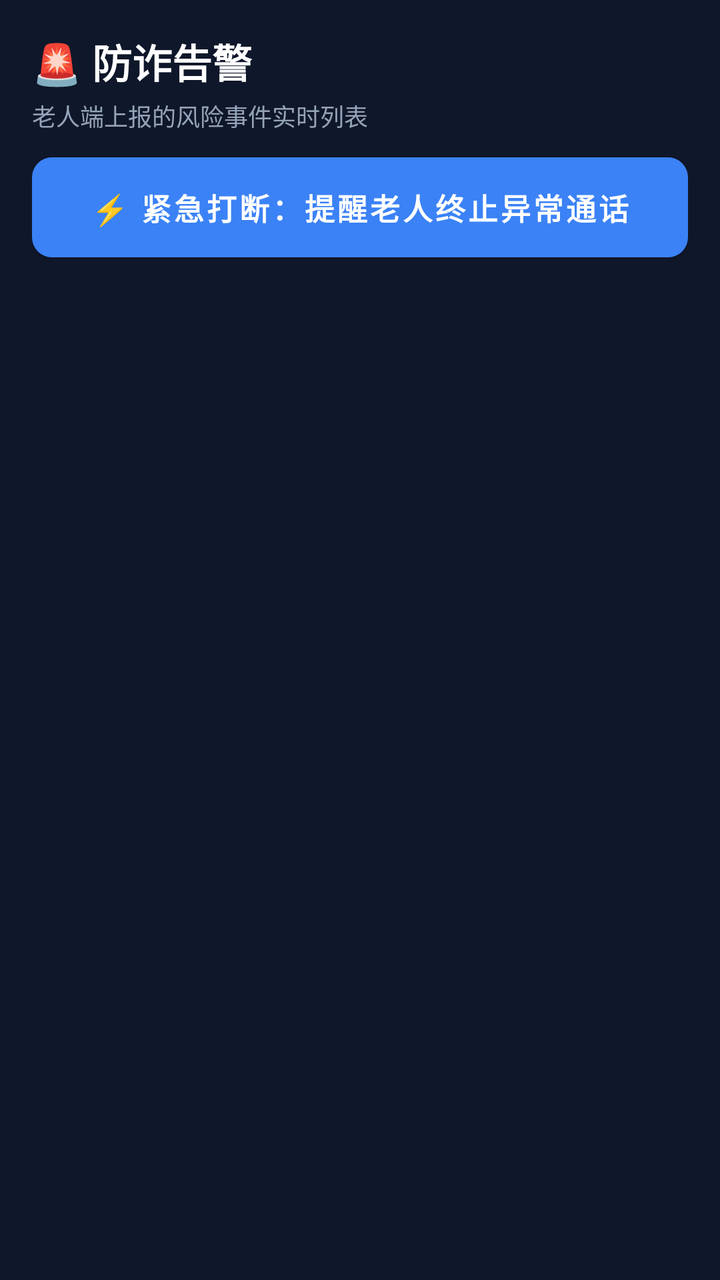
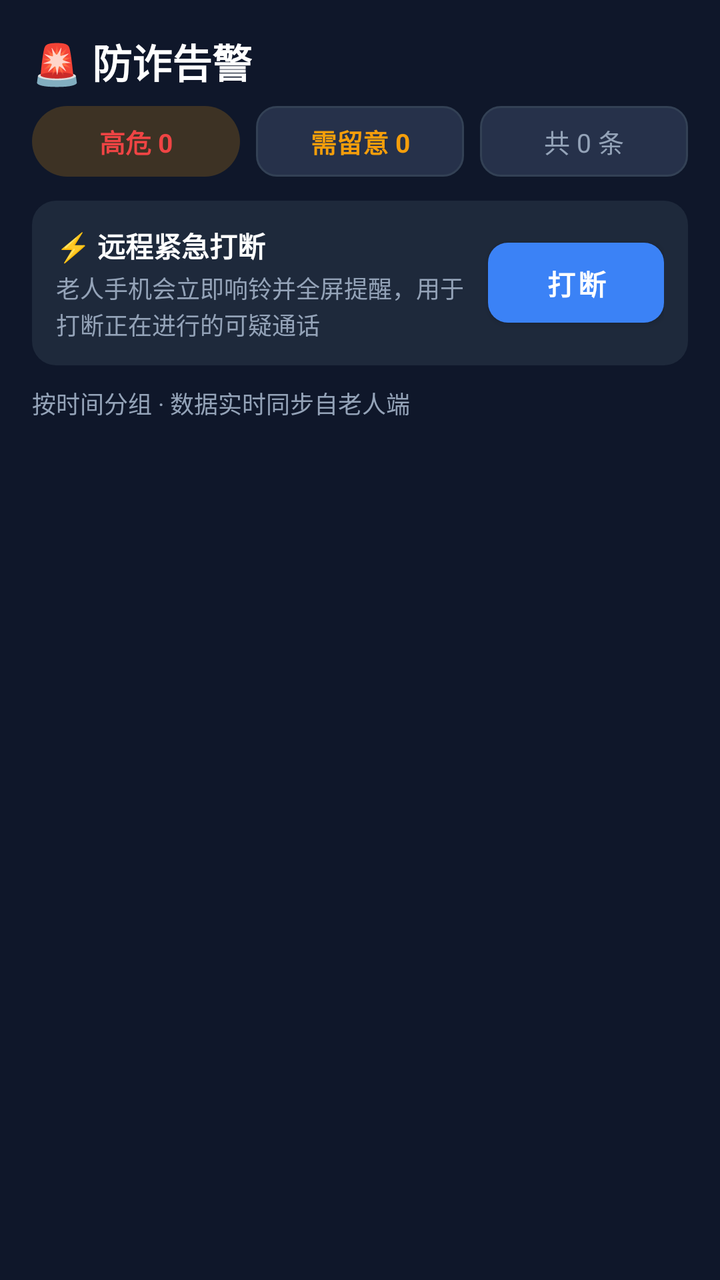

The first picture is an Android layout as it rendered before a commit; the second is the same layout after the commit. The layout source and the unified diff follow.
<!-- AndroidManifest.xml: application theme Theme.AntiFraudGuard -->
<!-- res/layout/fragment_family_alerts.xml -->
<?xml version="1.0" encoding="utf-8"?>
<LinearLayout xmlns:android="http://schemas.android.com/apk/res/android"
    android:layout_width="match_parent"
    android:layout_height="match_parent"
    android:background="?attr/appBg"
    android:orientation="vertical"
    android:padding="16dp">

    <TextView
        android:layout_width="wrap_content"
        android:layout_height="wrap_content"
        android:text="🚨 防诈告警"
        android:textColor="?attr/appText"
        android:textSize="20sp"
        android:textStyle="bold" />

    <TextView
        android:id="@+id/tv_alerts_summary"
        android:layout_width="wrap_content"
        android:layout_height="wrap_content"
        android:layout_marginTop="4dp"
        android:text="老人端上报的风险事件实时列表"
        android:textColor="?attr/appTextDim"
        android:textSize="12sp" />

    <Button
        android:id="@+id/btn_interrupt"
        android:layout_width="match_parent"
        android:layout_height="50dp"
        android:layout_marginTop="12dp"
        android:background="@drawable/bg_btn_danger"
        android:text="⚡ 紧急打断：提醒老人终止异常通话"
        android:textColor="#FFFFFF"
        android:textSize="15sp"
        android:textStyle="bold" />

    <TextView
        android:id="@+id/tv_alerts_empty"
        android:layout_width="match_parent"
        android:layout_height="wrap_content"
        android:layout_marginTop="40dp"
        android:gravity="center"
        android:text="暂无风险事件\n绑定老人后，这里会实时展示风险动态"
        android:textColor="?attr/appTextDim"
        android:textSize="14sp"
        android:visibility="gone" />

    <ListView
        android:id="@+id/lv_alert_events"
        android:layout_width="match_parent"
        android:layout_height="match_parent"
        android:layout_marginTop="12dp"
        android:divider="@null"
        android:dividerHeight="8dp" />

</LinearLayout>
<!-- resources referenced by this layout -->
<resources>
  <!-- drawable bg_btn_danger (drawable) -->
  <?xml version="1.0" encoding="utf-8"?>
  <shape xmlns:android="http://schemas.android.com/apk/res/android" android:shape="rectangle">
      <solid android:color="#EF4444" />
      <corners android:radius="10dp" />
  </shape>
  <style name="Theme.AntiFraudGuard" parent="Theme.MaterialComponents.NoActionBar">
          
          <item name="colorPrimary">@color/blue_500</item>
          <item name="colorPrimaryVariant">@color/blue_700</item>
          <item name="colorOnPrimary">@color/white</item>
          
          <item name="colorSecondary">@color/emerald_500</item>
          <item name="colorSecondaryVariant">@color/emerald_700</item>
          <item name="colorOnSecondary">@color/white</item>
  
          <item name="appBg">#0F172A</item>
          <item name="appCard">#1E293B</item>
          <item name="appCardAlt">#26314A</item>
          <item name="appText">#FFFFFF</item>
          <item name="appTextDim">#94A3B8</item>
          <item name="appDivider">#334155</item>
          <item name="appInputBg">#26314A</item>
          <item name="appInputText">#FFFFFF</item>
  
          
          <item name="android:statusBarColor">#0F172A</item>
          <item name="android:windowBackground">#0F172A</item>
          <item name="android:navigationBarColor">#0F172A</item>
      </style>
  <color name="blue_500">#3B82F6</color>
  <color name="blue_700">#1D4ED8</color>
  <color name="white">#FFFFFFFF</color>
  <color name="emerald_500">#10B981</color>
  <color name="emerald_700">#047857</color>
</resources>

<!-- the commit's change to res/layout/fragment_family_alerts.xml (unified diff, before → after) -->
@@ -14,25 +14,109 @@
         android:textSize="20sp"
         android:textStyle="bold" />
 
+    
+    <LinearLayout
+        android:layout_width="match_parent"
+        android:layout_height="wrap_content"
+        android:layout_marginTop="8dp"
+        android:orientation="horizontal">
+
+        <TextView
+            android:id="@+id/tv_count_high"
+            android:layout_width="0dp"
+            android:layout_height="wrap_content"
+            android:layout_weight="1"
+            android:background="@drawable/bg_pill_alert"
+            android:gravity="center"
+            android:paddingVertical="8dp"
+            android:text="高危 0"
+            android:textColor="#EF4444"
+            android:textSize="13sp"
+            android:textStyle="bold" />
+
+        <TextView
+            android:id="@+id/tv_count_mid"
+            android:layout_width="0dp"
+            android:layout_height="wrap_content"
+            android:layout_marginStart="8dp"
+            android:layout_weight="1"
+            android:background="@drawable/bg_meta_box"
+            android:gravity="center"
+            android:paddingVertical="8dp"
+            android:text="需留意 0"
+            android:textColor="#F59E0B"
+            android:textSize="13sp"
+            android:textStyle="bold" />
+
+        <TextView
+            android:id="@+id/tv_count_total"
+            android:layout_width="0dp"
+            android:layout_height="wrap_content"
+            android:layout_marginStart="8dp"
+            android:layout_weight="1"
+            android:background="@drawable/bg_meta_box"
+            android:gravity="center"
+            android:paddingVertical="8dp"
+            android:text="共 0 条"
+            android:textColor="?attr/appTextDim"
+            android:textSize="13sp" />
+    </LinearLayout>
+
+    
+    <LinearLayout
+        android:layout_width="match_parent"
+        android:layout_height="wrap_content"
+        android:layout_marginTop="12dp"
+        android:background="@drawable/bg_card"
+        android:gravity="center_vertical"
+        android:orientation="horizontal"
+        android:padding="12dp">
+
+        <LinearLayout
+            android:layout_width="0dp"
+            android:layout_height="wrap_content"
+            android:layout_weight="1"
+            android:orientation="vertical">
+
+            <TextView
+                android:layout_width="match_parent"
+                android:layout_height="wrap_content"
+                android:text="⚡ 远程紧急打断"
+                android:textColor="?attr/appText"
+                android:textSize="14sp"
+                android:textStyle="bold" />
+
+            <TextView
+                android:layout_width="match_parent"
+                android:layout_height="wrap_content"
+                android:layout_marginTop="2dp"
+                android:text="老人手机会立即响铃并全屏提醒，用于打断正在进行的可疑通话"
+                android:textColor="?attr/appTextDim"
+                android:textSize="12sp"
+                android:lineSpacingExtra="1dp" />
+        </LinearLayout>
+
+        <Button
+            android:id="@+id/btn_interrupt"
+            android:layout_width="wrap_content"
+            android:layout_height="40dp"
+            android:layout_marginStart="10dp"
+            android:background="@drawable/bg_btn_danger"
+            android:paddingHorizontal="16dp"
+            android:text="打断"
+            android:textColor="#FFFFFF"
+            android:textSize="14sp"
+            android:textStyle="bold" />
+    </LinearLayout>
+
     <TextView
         android:id="@+id/tv_alerts_summary"
         android:layout_width="wrap_content"
         android:layout_height="wrap_content"
-        android:layout_marginTop="4dp"
-        android:text="老人端上报的风险事件实时列表"
+        android:layout_marginTop="10dp"
+        android:text="按时间分组 · 数据实时同步自老人端"
         android:textColor="?attr/appTextDim"
         android:textSize="12sp" />
-
-    <Button
-        android:id="@+id/btn_interrupt"
-        android:layout_width="match_parent"
-        android:layout_height="50dp"
-        android:layout_marginTop="12dp"
-        android:background="@drawable/bg_btn_danger"
-        android:text="⚡ 紧急打断：提醒老人终止异常通话"
-        android:textColor="#FFFFFF"
-        android:textSize="15sp"
-        android:textStyle="bold" />
 
     <TextView
         android:id="@+id/tv_alerts_empty"
@@ -49,7 +133,7 @@
         android:id="@+id/lv_alert_events"
         android:layout_width="match_parent"
         android:layout_height="match_parent"
-        android:layout_marginTop="12dp"
+        android:layout_marginTop="8dp"
         android:divider="@null"
         android:dividerHeight="8dp" />
 
<!-- resource entries referenced after the edit -->
@@ -5,6 +5,25 @@
   <shape xmlns:android="http://schemas.android.com/apk/res/android" android:shape="rectangle">
       <solid android:color="#EF4444" />
       <corners android:radius="10dp" />
+  </shape>
+  <!-- drawable bg_card (drawable) -->
+  <?xml version="1.0" encoding="utf-8"?>
+  <shape xmlns:android="http://schemas.android.com/apk/res/android" android:shape="rectangle">
+      <solid android:color="?attr/appCard" />
+      <corners android:radius="12dp" />
+  </shape>
+  <!-- drawable bg_meta_box (drawable) -->
+  <?xml version="1.0" encoding="utf-8"?>
+  <shape xmlns:android="http://schemas.android.com/apk/res/android" android:shape="rectangle">
+      <solid android:color="?attr/appCardAlt" />
+      <stroke android:width="1dp" android:color="?attr/appDivider" />
+      <corners android:radius="10dp" />
+  </shape>
+  <!-- drawable bg_pill_alert (drawable) -->
+  <?xml version="1.0" encoding="utf-8"?>
+  <shape xmlns:android="http://schemas.android.com/apk/res/android" android:shape="rectangle">
+      <solid android:color="#33F59E0B" />
+      <corners android:radius="999dp" />
   </shape>
   <style name="Theme.AntiFraudGuard" parent="Theme.MaterialComponents.NoActionBar">
           
@@ -26,6 +45,14 @@
           <item name="appInputText">#FFFFFF</item>
   
           
+          <item name="appDangerBgSoft">#3F1A1E</item>
+          <item name="appWarnBgSoft">#3A2E12</item>
+          <item name="appWarnTextStrong">#FCD34D</item>
+          <item name="appWarnTextDim">#D4B36A</item>
+          <item name="appDangerTextStrong">#FCA5A5</item>
+          <item name="appDangerTextDim">#DCA9A9</item>
+  
+          
           <item name="android:statusBarColor">#0F172A</item>
           <item name="android:windowBackground">#0F172A</item>
           <item name="android:navigationBarColor">#0F172A</item>
